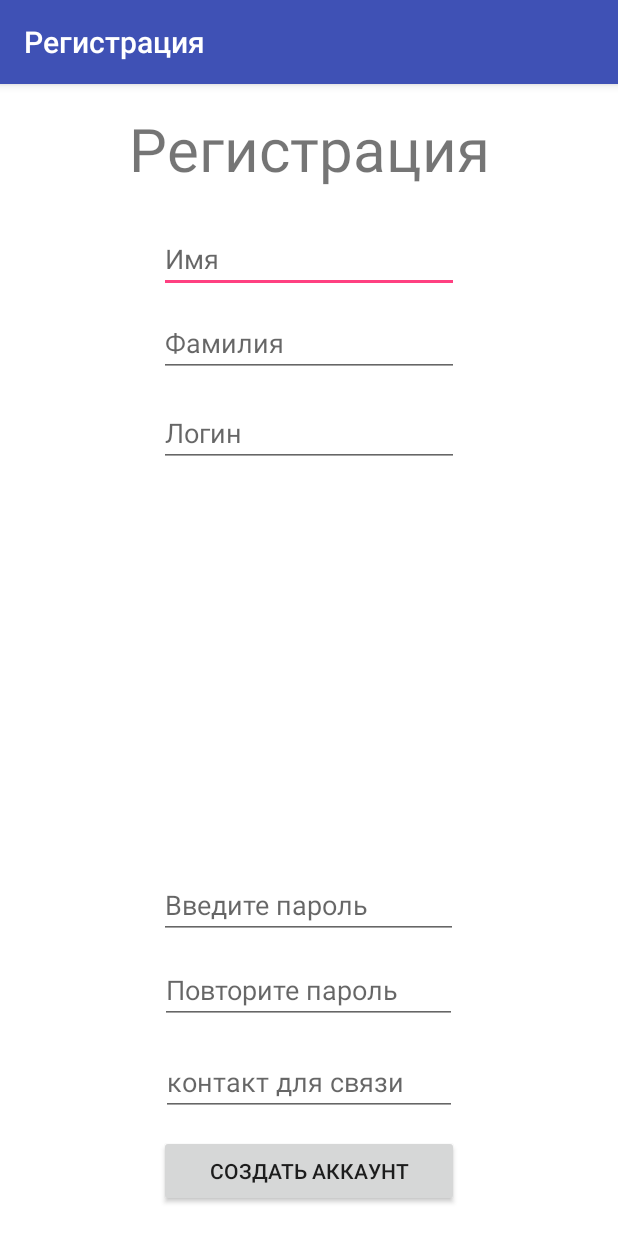
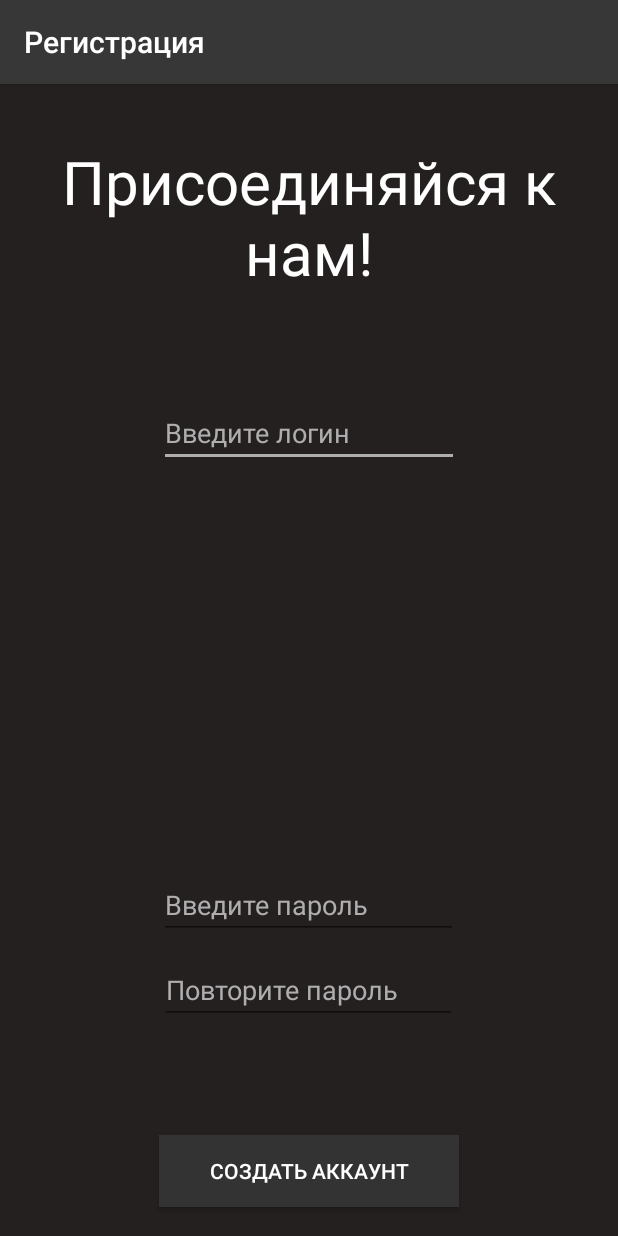
Before and after one commit to nolit1/Collaborationworldofteamcraft, an Android app: the Registration screen opened directly, with no data from a screen before it, on a phone screen of 412 x 824 dp. Run offline under Robolectric (Android 15) with nearby library versions, the phone set to English and light mode, and no system bars.

Commit message:
Внешний вид обновлен

```diff
--- a/app/src/main/res/drawable/borders.xml
+++ b/app/src/main/res/drawable/borders.xml
@@ -1,5 +1,4 @@
 <shape xmlns:android="http://schemas.android.com/apk/res/android"
     android:shape="rectangle">
     <solid android:color="#333333" />
-
 </shape>
--- a/app/src/main/res/layout/registration.xml
+++ b/app/src/main/res/layout/registration.xml
@@ -2,39 +2,39 @@
 <RelativeLayout
     xmlns:android="http://schemas.android.com/apk/res/android" android:layout_width="match_parent"
     android:layout_height="match_parent"
-    android:background="@android:color/white">
+    android:background="#252020">
 
     <TextView
         android:layout_width="match_parent"
         android:layout_height="wrap_content"
-        android:layout_alignParentStart="true"
         android:layout_alignParentTop="true"
-        android:layout_marginTop="16dp"
-        android:text="Регистрация"
+        android:layout_marginTop="38dp"
+        android:text="Присоединяйся
+к нам!"
         android:textAlignment="center"
-        android:textSize="40sp"
-        android:layout_alignParentLeft="true" />
+        android:textColor="#ffffff"
+        android:textSize="40sp" />
 
 
-    <EditText
-        android:id="@+id/name"
-        android:layout_width="200dp"
-        android:layout_height="wrap_content"
-        android:layout_alignParentTop="true"
-        android:layout_centerHorizontal="true"
-        android:layout_marginTop="94dp"
-        android:ems="30"
-        android:hint="Имя"/>
+    <!--<EditText-->
+        <!--android:id="@+id/name"-->
+        <!--android:layout_width="200dp"-->
+        <!--android:layout_height="wrap_content"-->
+        <!--android:layout_alignParentTop="true"-->
+        <!--android:layout_centerHorizontal="true"-->
+        <!--android:layout_marginTop="94dp"-->
+        <!--android:ems="30"-->
+        <!--android:hint="Имя"/>-->
 
-    <EditText
-        android:id="@+id/surname"
-        android:layout_width="200dp"
-        android:layout_height="wrap_content"
-        android:layout_alignParentTop="true"
-        android:layout_centerHorizontal="true"
-        android:layout_marginTop="150dp"
-        android:ems="30"
-        android:hint="Фамилия" />
+    <!--<EditText-->
+        <!--android:id="@+id/surname"-->
+        <!--android:layout_width="200dp"-->
+        <!--android:layout_height="wrap_content"-->
+        <!--android:layout_alignParentTop="true"-->
+        <!--android:layout_centerHorizontal="true"-->
+        <!--android:layout_marginTop="150dp"-->
+        <!--android:ems="30"-->
+        <!--android:hint="Фамилия" />-->
 
     <EditText
         android:id="@+id/login"
@@ -43,8 +43,10 @@
         android:layout_alignParentTop="true"
         android:layout_centerHorizontal="true"
         android:layout_marginTop="210dp"
-        android:ems="30"
-        android:hint="Логин" />
+        android:ems="25"
+        android:textColor="#ffffff"
+        android:textColorHint="#aeaeae"
+        android:hint="Введите логин" />
 
     <EditText
         android:id="@+id/password"
@@ -53,9 +55,11 @@
         android:layout_alignParentBottom="true"
         android:layout_centerHorizontal="true"
         android:layout_marginBottom="198dp"
-        android:ems="10"
+        android:ems="45"
+        android:textColorHint="#aeaeae"
         android:hint="Введите пароль"
-        android:inputType="textPassword" />
+        android:inputType="textPassword"
+        android:textColor="#ffffff"/>
 
     <EditText
         android:id="@+id/password2"
@@ -64,29 +68,33 @@
         android:layout_alignParentBottom="true"
         android:layout_centerHorizontal="true"
         android:layout_marginBottom="141dp"
-        android:ems="10"
+        android:ems="45"
         android:hint="Повторите пароль"
-        android:inputType="textPassword" />
+        android:inputType="textPassword"
+        android:textColor="#ffffff"
+        android:textColorHint="#aeaeae"/>
 
-    <!--Добавить действие кнопке-->
+    <!--Добавить действие кнопке, регистрация-->
     <Button
         android:layout_width="200dp"
         android:layout_height="wrap_content"
         android:layout_alignParentBottom="true"
         android:layout_centerHorizontal="true"
         android:layout_marginBottom="19dp"
+        android:background="@drawable/borders"
+        android:textColor="#ffffff"
         android:onClick="login"
         android:text="Создать аккаунт" />
 
-    <EditText
-        android:id="@+id/contacts"
-        android:layout_width="197dp"
-        android:layout_height="wrap_content"
-        android:layout_alignParentBottom="true"
-        android:layout_centerHorizontal="true"
-        android:layout_marginBottom="80dp"
-        android:ems="10"
-        android:hint="контакт для связи"
-        android:inputType="number" />
+    <!--<EditText-->
+        <!--android:id="@+id/contacts"-->
+        <!--android:layout_width="197dp"-->
+        <!--android:layout_height="wrap_content"-->
+        <!--android:layout_alignParentBottom="true"-->
+        <!--android:layout_centerHorizontal="true"-->
+        <!--android:layout_marginBottom="80dp"-->
+        <!--android:ems="10"-->
+        <!--android:hint="контакт для связи"-->
+        <!--android:inputType="number" />-->
 
 </RelativeLayout>
--- a/app/src/main/res/values/colors.xml
+++ b/app/src/main/res/values/colors.xml
@@ -1,6 +1,6 @@
 <?xml version="1.0" encoding="utf-8"?>
 <resources>
-    <color name="colorPrimary">#3F51B5</color>
-    <color name="colorPrimaryDark">#303F9F</color>
-    <color name="colorAccent">#FF4081</color>
+    <color name="colorPrimary">#373738</color>
+    <color name="colorPrimaryDark">#000000</color>
+    <color name="colorAccent">#aeaeae</color>
 </resources>
```
Also changed, not shown: app/src/main/java/com/example/nolit/collaborationworldofteamcraft/NewPost.java (+47 -48 lines), app/src/main/java/com/example/nolit/collaborationworldofteamcraft/Registration.java (+15 -14 lines), app/src/main/res/layout/login.xml (+18 -9 lines), app/src/main/res/layout/new_post.xml (+75 -100 lines).
